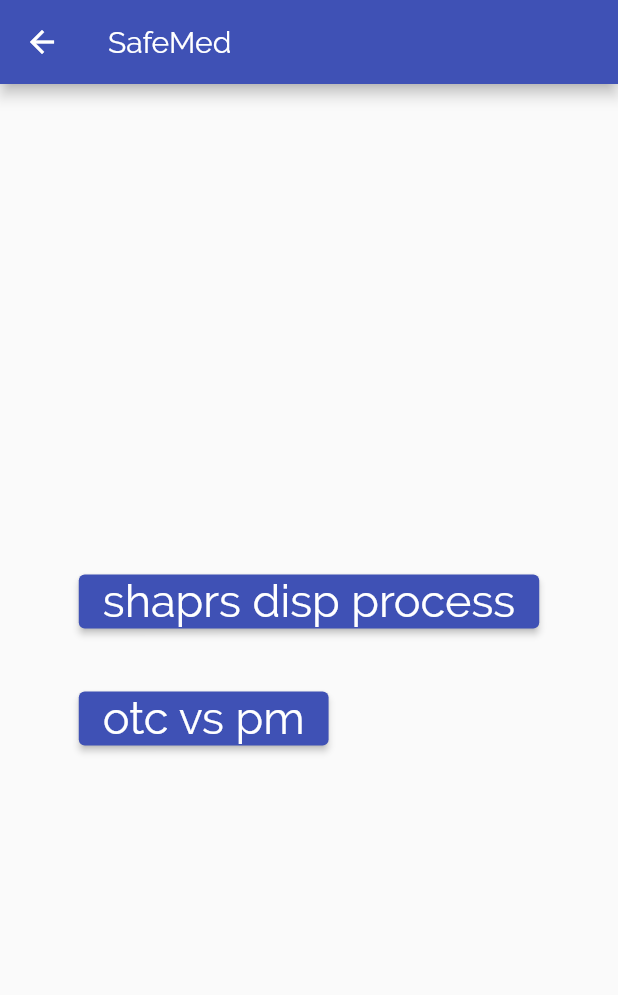
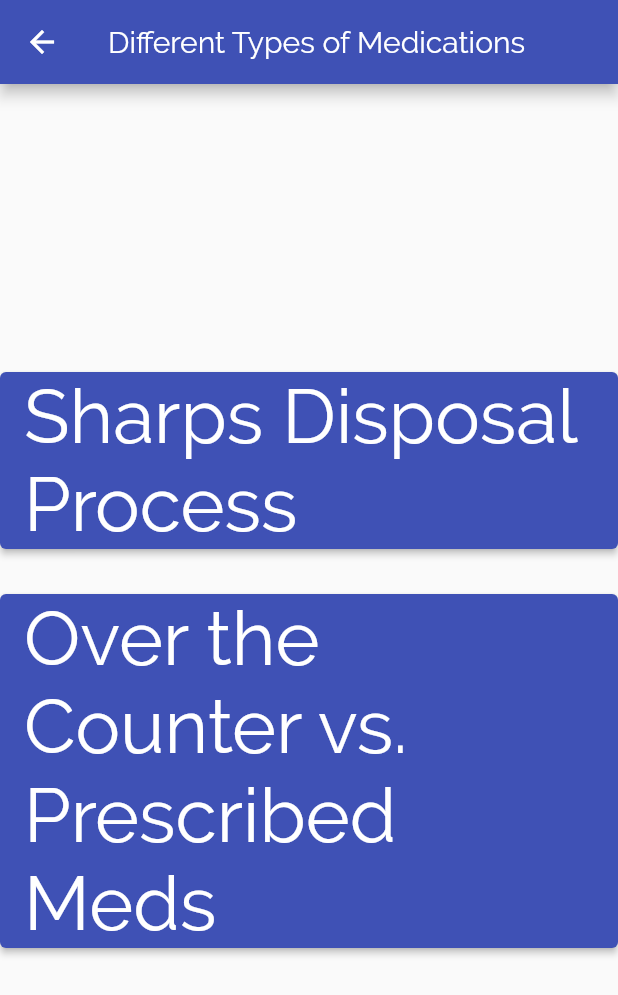
Before and after one commit to ahanam919/tech-olympics-2022, a Flutter app: the CustomHomeScreen screen opened by its route, after a tap on "Different Types of Medications", on a phone screen of 412 x 824 dp. Shown: the top 995 px of the screen. Run offline on Flutter 3.47's test engine with Material 2 defaults, Android fonts, the phone set to English and light mode, and no system bars; our stand-ins replace webview_flutter.

Commit message:
new edit

```diff
--- a/lib/screens/customhome_screen.dart
+++ b/lib/screens/customhome_screen.dart
@@ -18,6 +18,7 @@ class CustomHomeScreen extends StatelessWidget {
                 crossAxisAlignment: CrossAxisAlignment.start,
                 mainAxisAlignment: MainAxisAlignment.center,
                 children: <Widget>[
+                  Image.asset('assets/images/Learn.png'),
               ElevatedButton(
                   onPressed: () {
                     Navigator.push(
@@ -27,9 +28,9 @@ class CustomHomeScreen extends StatelessWidget {
                   },
                   child: Text(
                     'Why You Should Dispose Correctly',
-                    style: TextStyle(fontSize: 40),
+                    style: TextStyle(fontSize: 30),
                   )),
-              SizedBox(height: 50, width: 40),
+              SizedBox(height: 20, width: 40),
               ElevatedButton(
                   onPressed: () {
                     Navigator.push(
@@ -39,9 +40,9 @@ class CustomHomeScreen extends StatelessWidget {
                   },
                   child: Text(
                     'About The Disposal Process',
-                    style: TextStyle(fontSize: 40),
+                    style: TextStyle(fontSize: 30),
                   )),
-              SizedBox(height: 50, width: 50),
+              SizedBox(height: 20, width: 50),
               ElevatedButton(
                   onPressed: () {
                     Navigator.push(context,
@@ -49,7 +50,7 @@ class CustomHomeScreen extends StatelessWidget {
                   },
                   child: Text(
                     'Different Types of Medications',
-                    style: TextStyle(fontSize: 40),
+                    style: TextStyle(fontSize: 30),
                   )),
             ])));
   }
--- a/lib/screens/otc_screen.dart
+++ b/lib/screens/otc_screen.dart
@@ -30,7 +30,7 @@ class Otc extends StatelessWidget {
   Widget build(BuildContext context) {
     return Scaffold(
         appBar: AppBar(
-          title: Text("SafeMed"),
+          title: Text("Different Types of Medications"),
         ),
         body: Center(
             child: Column(
@@ -43,8 +43,8 @@ class Otc extends StatelessWidget {
                         MaterialPageRoute(builder: (context) => SharpsDispP()));
                   },
                   child: Text(
-                    'shaprs disp process',
-                    style: TextStyle(fontSize: 30),
+                    'Sharps Disposal Process',
+                    style: TextStyle(fontSize: 50),
                   )),
               SizedBox(height: 30, width: 40),
               ElevatedButton(
@@ -53,8 +53,8 @@ class Otc extends StatelessWidget {
                         MaterialPageRoute(builder: (context) => OTCvsPM()));
                   },
                   child: Text(
-                    'otc vs pm',
-                    style: TextStyle(fontSize: 30),
+                    'Over the Counter vs. Prescribed Meds',
+                    style: TextStyle(fontSize: 50),
                   )),
             ])));
   }
--- a/lib/screens/otcvspm.dart
+++ b/lib/screens/otcvspm.dart
@@ -12,7 +12,7 @@ class _OTCvsPMState extends State<OTCvsPM> {
   Widget build(BuildContext context) {
      return Scaffold(
         appBar: AppBar(
-          title: Text('AboutDispProcess'),
+          title: Text('About The Disposal Process'),
         ),
         body: Column(
             children: <Widget>[
--- a/lib/screens/sharps_screen.dart
+++ b/lib/screens/sharps_screen.dart
@@ -11,7 +11,7 @@ class AboutDispProcess extends StatelessWidget {
   Widget build(BuildContext context) {
     return Scaffold(
         appBar: AppBar(
-          title: Text('AboutDispProcess'),
+          title: Text('About The Disposal Process'),
         ),
         body: Column(
             children: <Widget>[
--- a/lib/screens/sharpsdispprocess.dart
+++ b/lib/screens/sharpsdispprocess.dart
@@ -12,7 +12,7 @@ class _SharpsDispPState extends State<SharpsDispP> {
   Widget build(BuildContext context) {
     return Scaffold(
         appBar: AppBar(
-          title: Text('About the Disposal Process'),
+          title: Text('The Disposal Process of Sharps'),
         ),
         body: Column(
             children: <Widget>[
--- a/lib/screens/whydispcorrect.dart
+++ b/lib/screens/whydispcorrect.dart
@@ -12,7 +12,7 @@ class WhyDispCorrect extends StatelessWidget {
   Widget build(BuildContext context) {
     return Scaffold(
         appBar: AppBar(
-          title: Text('Prescription Medicines'),
+          title: Text('Why You Should Dispose Correctly'),
         ),
         body: Column(
             children: <Widget>[
```
Also changed, not shown: assets/images/Learn.png (added).
